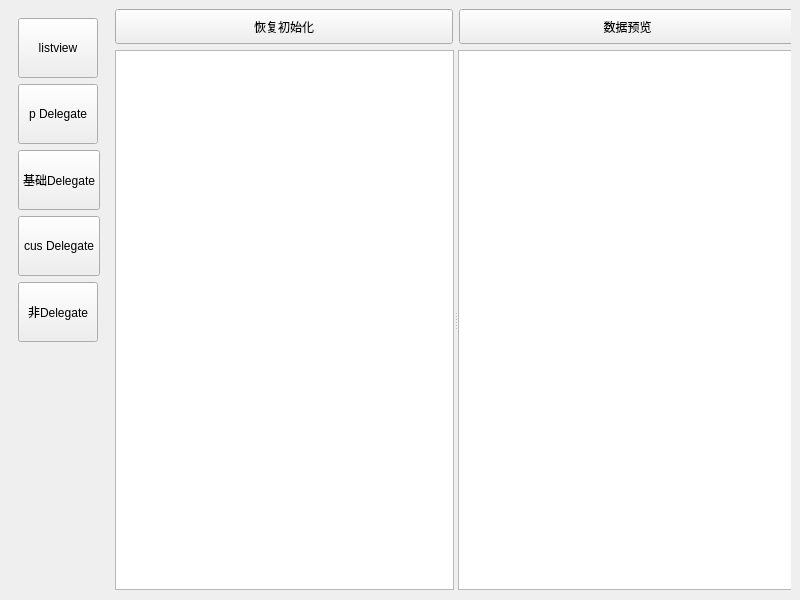
Old version of the form mainwindow.ui in the repository zxlfly/qt_c-_demo.
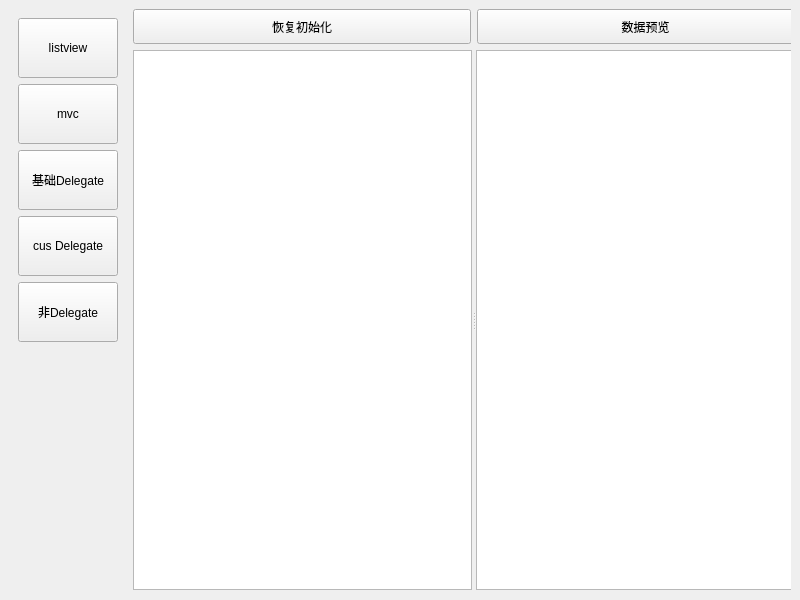
New version of the form. The open tabs and pages were chosen to show the change. Icons and pictures are not drawn.

What changed in the file:
```diff
--- a/mainwindow.ui
+++ b/mainwindow.ui
@@ -28,7 +28,7 @@
         <widget class="QToolButton" name="btn1">
          <property name="minimumSize">
           <size>
-           <width>80</width>
+           <width>100</width>
            <height>60</height>
           </size>
          </property>
@@ -54,12 +54,12 @@
         <widget class="QToolButton" name="btn2">
          <property name="minimumSize">
           <size>
-           <width>80</width>
+           <width>100</width>
            <height>60</height>
           </size>
          </property>
          <property name="text">
-          <string>p Delegate</string>
+          <string>mvc</string>
          </property>
          <property name="icon">
           <iconset resource="build/Qt_6_11_0_for_macOS-Debug/.qt/rcc/resources.qrc">
@@ -80,7 +80,7 @@
         <widget class="QToolButton" name="btn3">
          <property name="minimumSize">
           <size>
-           <width>80</width>
+           <width>100</width>
            <height>60</height>
           </size>
          </property>
@@ -106,7 +106,7 @@
         <widget class="QToolButton" name="btn4">
          <property name="minimumSize">
           <size>
-           <width>80</width>
+           <width>100</width>
            <height>60</height>
           </size>
          </property>
@@ -132,7 +132,7 @@
         <widget class="QToolButton" name="btn5">
          <property name="minimumSize">
           <size>
-           <width>80</width>
+           <width>100</width>
            <height>60</height>
           </size>
          </property>
```
Left out of the diff: 14 changed lines with no effect on the pictures.
